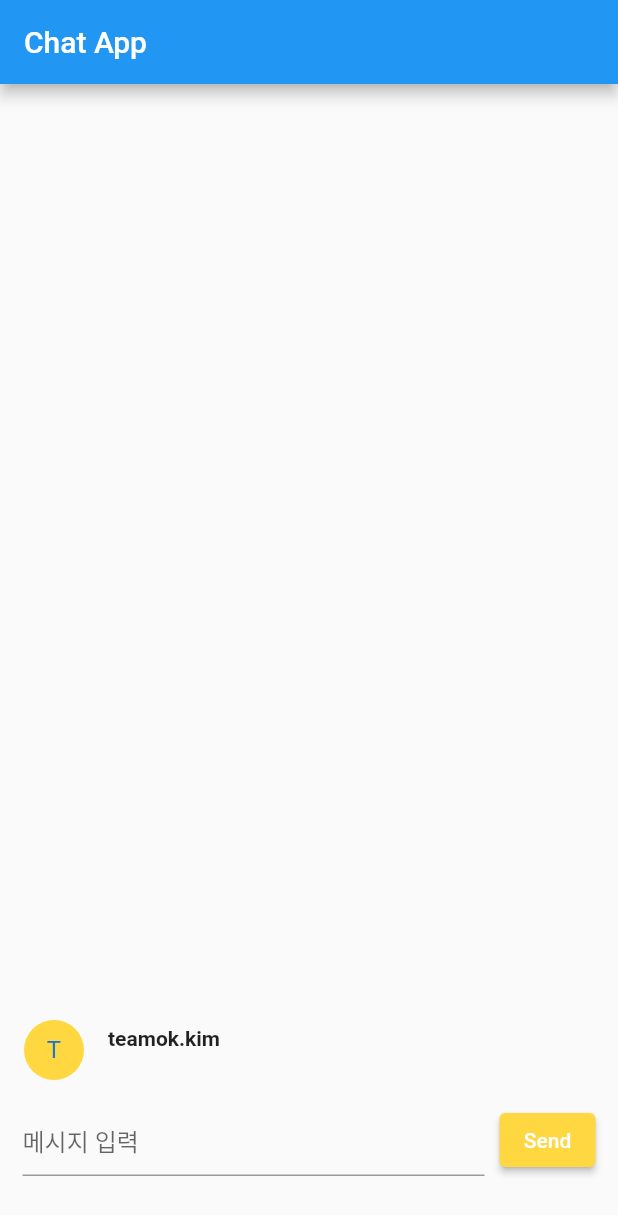
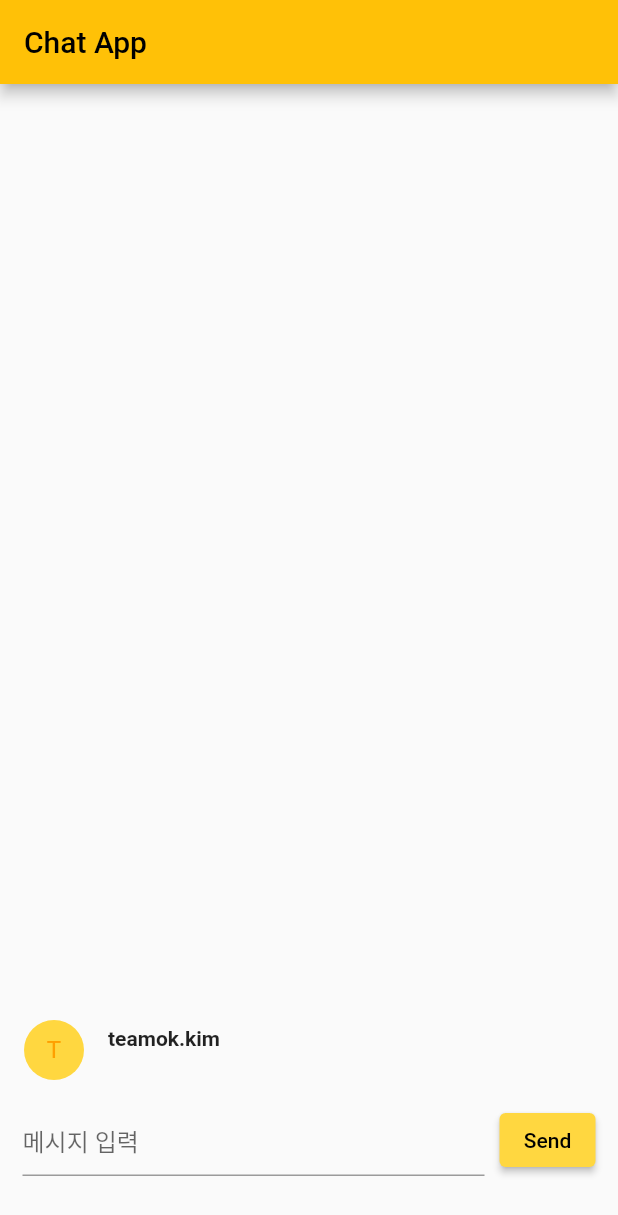
Before and after one commit to HashCitrine/flutter_study, a Flutter app: the Home screen opened directly, after a tap on "Send", on a phone screen of 412 x 824 dp. Shown: the top 1215 px of the screen. Run offline on Flutter 3.47's test engine with Material 2 defaults, Android fonts, the phone set to English and light mode, and no system bars; our stand-ins replace logger, shared_preferences; accounts and stored records are empty.

Commit message:
Ready to chat_chef

```diff
--- a/lib/chat/App.dart
+++ b/lib/chat_chef/App.dart
@@ -1,4 +1,4 @@
-import 'package:toonflix/chat/Home.dart';
+import 'package:toonflix/chat_papa//Home.dart';
 import 'package:flutter/cupertino.dart';
 import 'package:flutter/material.dart';
 
--- /dev/null
+++ b/lib/chat_chef/Home.dart
@@ -0,0 +1,12 @@
+import 'package:flutter/cupertino.dart';
+import 'package:flutter/material.dart';
+
+class App extends StatelessWidget {
+  const App({super.key});
+
+
+  @override
+  Widget build(BuildContext context) {
+    return Container();
+  }
+}
--- /dev/null
+++ b/lib/chat_papa/App.dart
@@ -0,0 +1,19 @@
+import 'package:toonflix/chat_papa//Home.dart';
+import 'package:flutter/cupertino.dart';
+import 'package:flutter/material.dart';
+
+class App extends StatelessWidget {
+  const App({super.key});
+
+  @override
+  Widget build(BuildContext context) {
+    return MaterialApp(
+      theme: ThemeData(
+        primarySwatch: Colors.amber,
+        visualDensity: VisualDensity.adaptivePlatformDensity,
+      ),
+      home: Home(),
+    );
+  }
+
+}
--- a/lib/chat/Chat.dart
+++ b/lib/chat_papa/Chat.dart
@@ -28,7 +28,7 @@ class Chat extends StatelessWidget {
                   backgroundColor: Colors.amberAccent,
                   child: Text(id.substring(0, 1).toUpperCase()),
                 ),
-                SizedBox(
+                const SizedBox(
                   width: 16,
                 ),
                 Column(
@@ -36,7 +36,7 @@ class Chat extends StatelessWidget {
                   children: [
                     Text(
                       id,
-                      style: TextStyle(fontWeight: FontWeight.bold),
+                      style: const TextStyle(fontWeight: FontWeight.bold),
                     ),
                     Text(message),
                   ],
--- a/lib/chat/Home.dart
+++ b/lib/chat_papa/Home.dart
@@ -3,7 +3,7 @@ import 'dart:io';
 import 'package:flutter/cupertino.dart';
 import 'package:flutter/material.dart';
 import 'package:logger/logger.dart';
-import 'package:toonflix/chat/Chat.dart';
+import 'package:toonflix/chat_papa/Chat.dart';
 
 class Home extends StatefulWidget {
   @override
@@ -30,11 +30,11 @@ class _HomeState extends State<Home> {
   Widget build(BuildContext context) {
     return Scaffold(
       appBar: (Platform.isIOS
-          ? CupertinoNavigationBar(
+          ? const CupertinoNavigationBar(
               middle: Text("Chat App"),
             )
           : AppBar(
-              title: Text("Chat App"),
+              title: const Text("Chat App"),
             )) as PreferredSizeWidget,
       body: Column(
         children: [
@@ -60,8 +60,8 @@ class _HomeState extends State<Home> {
                   width: 10,
                 ),
                 Platform.isIOS
-                    ? CupertinoButton(
-                        child: Text("send"),
+                    ? ElevatedButton(
+                        child: const Text("send"),
                         onPressed: () {
                           handleSubmitted(_textEditingController.text);
                         },
--- a/lib/main.dart
+++ b/lib/main.dart
@@ -1,10 +1,11 @@
 import 'package:flutter/material.dart';
+import 'package:toonflix/chat_papa/App.dart';
 import 'package:toonflix/demo/App.dart' as Demo;
 import 'package:toonflix/toon/App.dart' as Toon;
 
 void main() {
   // runApp(const Demo.App());
-  runApp(const Toon.App());
+  runApp(const App());
 }
 
 class MyApp extends StatelessWidget {
```
Lines whose indentation alone changed are shown as unchanged.
